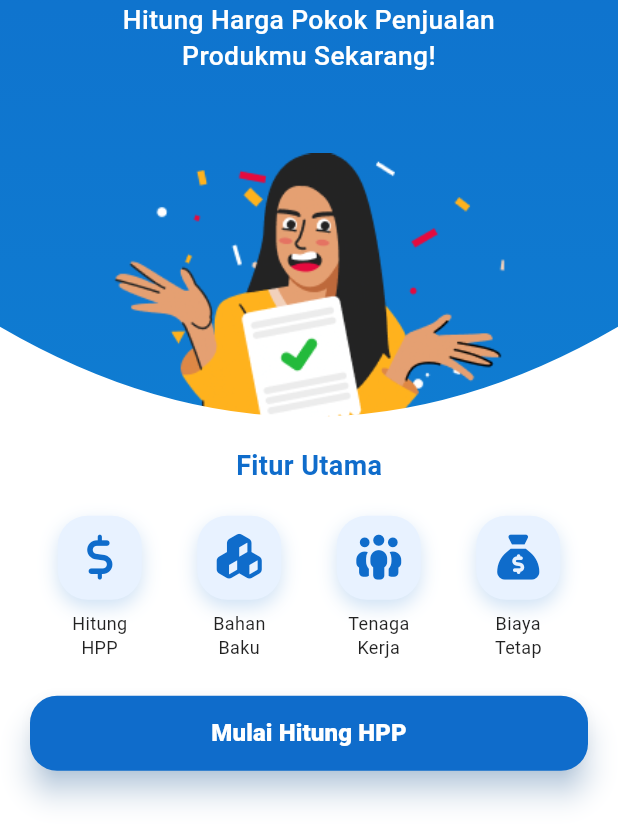
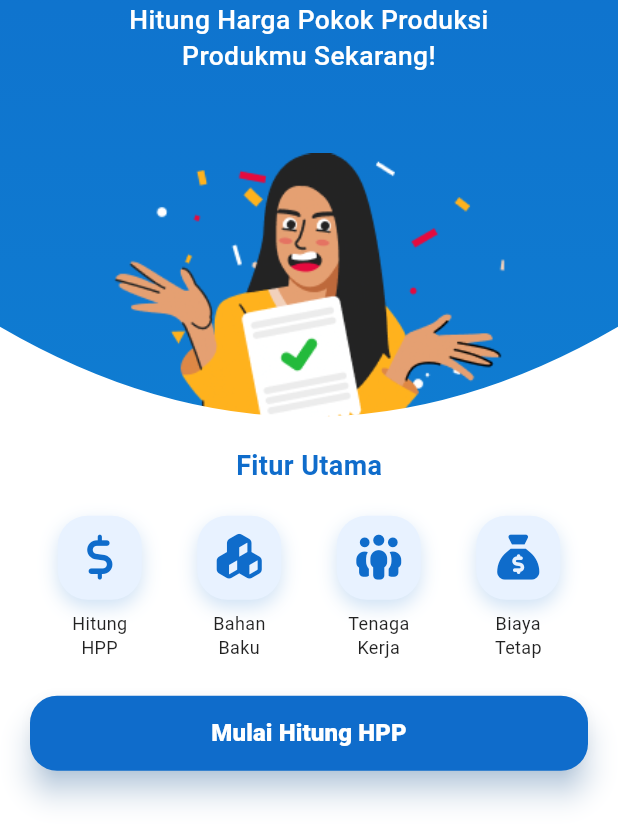
Before and after one commit to ardhikaxx/hpp-snap-app, a Flutter app: the screen it shows after launch, on a phone screen of 412 x 824 dp, the part 406-1236 px from its top. Run offline on Flutter 3.47's test engine with Material 3 defaults, Android fonts, the phone set to English and light mode, and no system bars; our stand-ins replace font_awesome_flutter, pdf, printing.

Commit message:
fix(splash screen) perbaikan pada splash screen

```diff
--- a/lib/splash_screens.dart
+++ b/lib/splash_screens.dart
@@ -211,7 +211,7 @@ class _SplashScreenState extends State<SplashScreen>
                     ),
                   ),
                   _BounceText(
-                    text: 'Hitung Harga Pokok Penjualan\nProdukmu Sekarang!',
+                    text: 'Hitung Harga Pokok Produksi\nProdukmu Sekarang!',
                     animation: _controller,
                     delay: 0.5,
                     style: const TextStyle(
```
